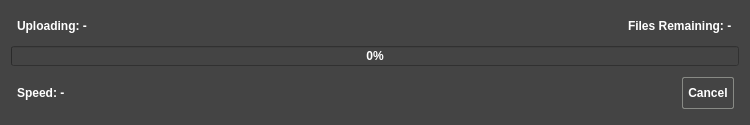
First picture: the form in ApolloExplorerPC/dialoguploadfile.ui, repository ronybeck/ApolloExplorer, before the edit.
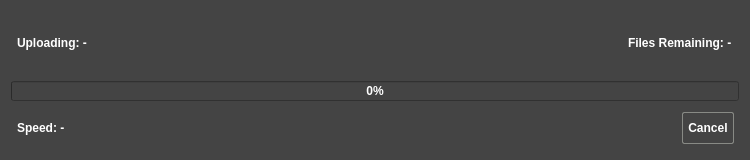
Second picture: the form after the edit. Icons and pictures are not drawn.

The edit to the form file:
```diff
--- a/ApolloExplorerPC/dialoguploadfile.ui
+++ b/ApolloExplorerPC/dialoguploadfile.ui
@@ -10,7 +10,7 @@
     <x>0</x>
     <y>0</y>
     <width>750</width>
-    <height>125</height>
+    <height>160</height>
    </rect>
   </property>
   <property name="sizePolicy">
@@ -22,13 +22,13 @@
   <property name="minimumSize">
    <size>
     <width>750</width>
-    <height>125</height>
+    <height>160</height>
    </size>
   </property>
   <property name="maximumSize">
    <size>
     <width>750</width>
-    <height>125</height>
+    <height>160</height>
    </size>
   </property>
   <property name="windowTitle">
```
